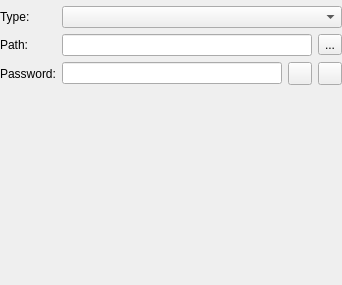
The window that src/gui/group/GroupSharingWidget.ui (hicknhack-software/keepassxc) describes before a commit, drawn with Qt 5.
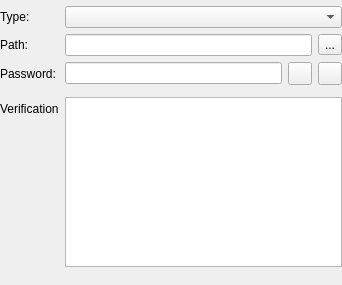
The same window after the commit. Custom widgets are drawn as their Qt base class.

What changed in the file:
```diff
--- a/src/gui/group/GroupSharingWidget.ui
+++ b/src/gui/group/GroupSharingWidget.ui
@@ -97,6 +97,16 @@
        </item>
       </layout>
      </item>
+     <item row="6" column="0">
+      <widget class="QLabel" name="verificationLabel">
+       <property name="text">
+        <string>Verification</string>
+       </property>
+      </widget>
+     </item>
+     <item row="6" column="1">
+      <widget class="QTableView" name="verificationTableView"/>
+     </item>
     </layout>
    </item>
    <item>
```
Left out of the diff: 4 changed lines with no effect on the pictures.
